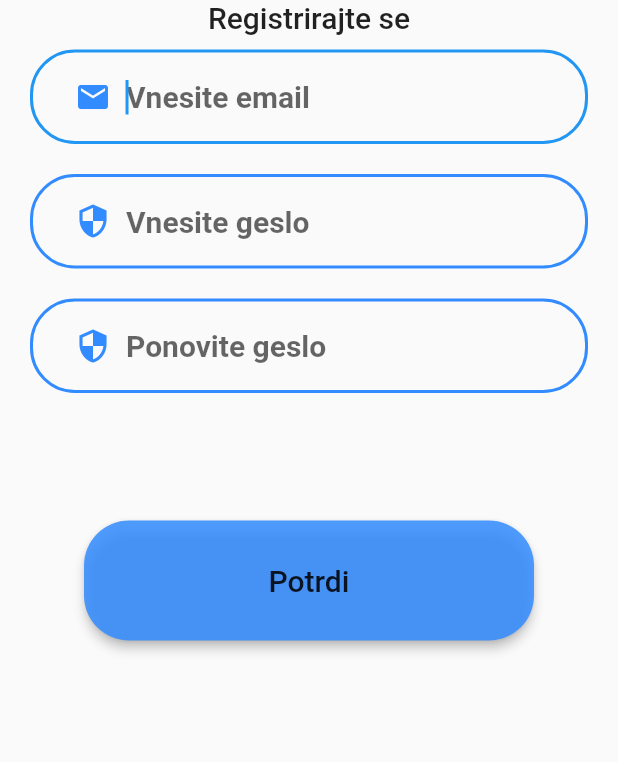
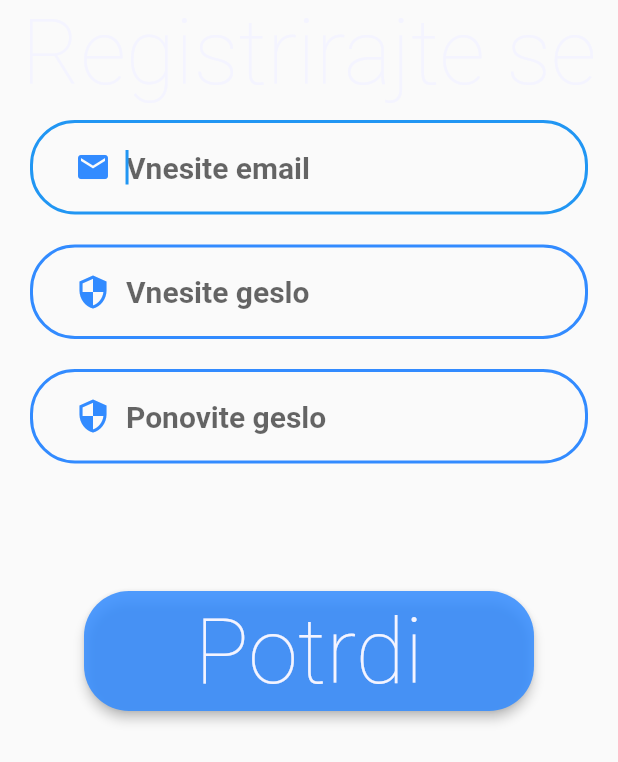
Before and after one commit to MerceneX/ShooDar, a Flutter app: the RegisterForm widget shown alone on an empty page, opened directly, on a phone screen of 412 x 824 dp. Shown: the top 762 px of the screen. Run offline on Flutter 3.47's test engine with Material 2 defaults, Android fonts, the phone set to English and light mode, and no system bars; our stand-ins replace bloc, cloud_firestore, data_connection_checker, equatable, flutter_bloc, geolocator and 6 more; accounts and stored records are empty; Roboto replaces fonts that are missing (Georgia, Sriracha).

Commit message:
Fixed deprecated properties

```diff
--- a/src/lib/features/user/presentation/pages/register_user.dart
+++ b/src/lib/features/user/presentation/pages/register_user.dart
@@ -50,7 +50,7 @@ class _RegisterFormState extends State<RegisterForm> {
             children: <Widget>[
               Text("Registrirajte se",
                   textAlign: TextAlign.center,
-                  style: Theme.of(context).textTheme.title),
+                  style: Theme.of(context).textTheme.headline1),
               GeneralTextField(
                   icon: Icon(Icons.email),
                   hint: "Vnesite email",
@@ -84,7 +84,7 @@ class _RegisterFormState extends State<RegisterForm> {
                               borderRadius: new BorderRadius.circular(30.0)),
                           child: Text(
                             "Potrdi",
-                            style: Theme.of(context).textTheme.title,
+                            style: Theme.of(context).textTheme.headline1,
                           ),
                           onPressed: () => validateForm())))
             ]));
```
